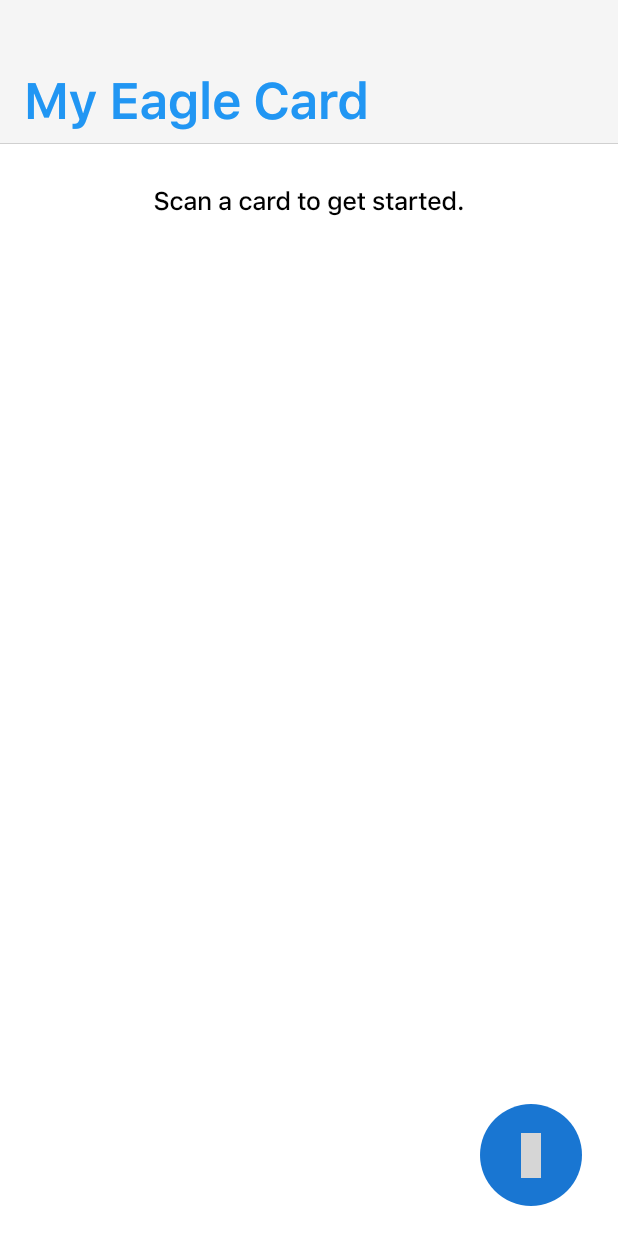
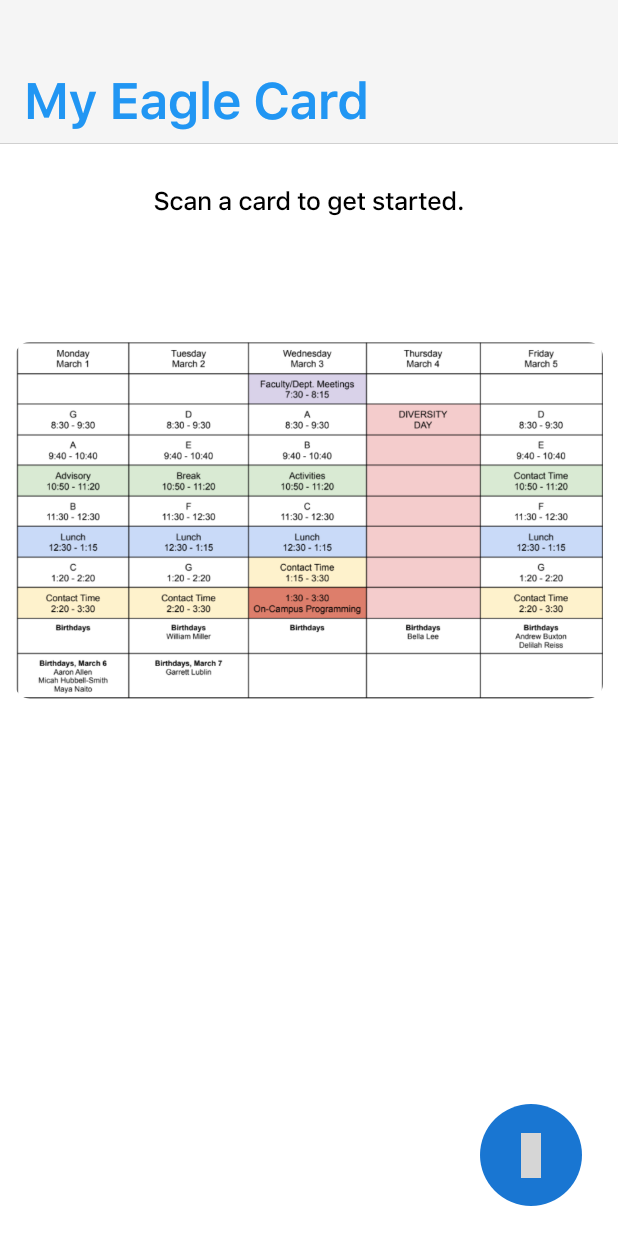
Before and after one commit to jawshoeadan/flutter_digipass, a Flutter app: the screen it shows after launch, on a phone screen of 412 x 824 dp. Run offline on Flutter 3.47's test engine with Material 2 defaults, Android fonts, the phone set to English and light mode, and no system bars; our stand-ins replace shared_preferences; missing offline and left inert: flutter_barcode_scanner, flutter_sfsymbols; grey boxes are pictures that could not be loaded.

Commit message:
Added schedule and fixed dark mode logo formatting

```diff
--- a/lib/main.dart
+++ b/lib/main.dart
@@ -172,6 +172,7 @@ class _MyHomePageState extends State<MyHomePage> {
                                         .black, //                   <--- border color
                                     width: 2.0,
                                   ),
+                                  color: Colors.white,
                                   borderRadius:
                                       BorderRadius.all(Radius.circular(10.0))),
                               child: Padding(
@@ -207,8 +208,8 @@ class _MyHomePageState extends State<MyHomePage> {
                                                     padding:
                                                         const EdgeInsets.all(
                                                             8.0),
-                                                    child: Image.network(
-                                                      'https://upload.wikimedia.org/wikipedia/en/thumb/6/6c/Brentwood_School_%28Los_Angeles%29_logo.svg/1200px-Brentwood_School_%28Los_Angeles%29_logo.svg.png',
+                                                    child: Image.asset(
+                                                      'assets/1200px-Brentwood_School_(Los_Angeles)_logo.svg.png',
                                                       width: 50,
                                                     ),
                                                   ),
@@ -271,6 +272,13 @@ class _MyHomePageState extends State<MyHomePage> {
                             ),
                           ),
                         ),
+                        Padding(
+                          padding: const EdgeInsets.all(10.0),
+                          child: ClipRRect(
+                            borderRadius: BorderRadius.all(Radius.circular(10)),
+                            child: Image.asset('assets/Schedule.png'),
+                          ),
+                        ),
                       ],
                     ),
                   ),
--- a/pubspec.yaml
+++ b/pubspec.yaml
@@ -48,8 +48,9 @@ flutter:
   uses-material-design: true
 
   # To add assets to your application, add an assets section, like this:
-  # assets:
-  #   - images/a_dot_burr.jpeg
+  assets:
+   - assets/1200px-Brentwood_School_(Los_Angeles)_logo.svg.png
+   - assets/Schedule.png
   #   - images/a_dot_ham.jpeg
 
   # An image asset can refer to one or more resolution-specific "variants", see
```
Also changed, not shown: assets/1200px-Brentwood_School_(Los_Angeles)_logo.svg.png (added), assets/Schedule.png (added).
